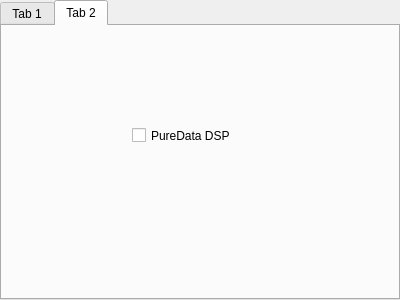
Old version of the form FEASKonsole/widget.ui in the repository luxil/FEASKonsole.
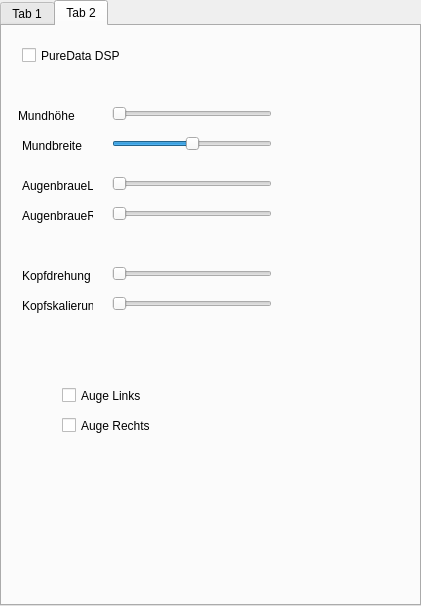
New version of the form.

What changed in the file:
```diff
--- a/FEASKonsole/widget.ui
+++ b/FEASKonsole/widget.ui
@@ -6,8 +6,8 @@
    <rect>
     <x>0</x>
     <y>0</y>
-    <width>400</width>
-    <height>300</height>
+    <width>421</width>
+    <height>606</height>
    </rect>
   </property>
   <property name="windowTitle">
@@ -41,8 +41,8 @@
    <widget class="QCheckBox" name="checkBox">
     <property name="geometry">
      <rect>
-      <x>130</x>
-      <y>100</y>
+      <x>20</x>
+      <y>20</y>
       <width>101</width>
       <height>19</height>
      </rect>
@@ -51,6 +51,194 @@
      <string>PureData DSP</string>
     </property>
    </widget>
+   <widget class="QSlider" name="MundHSlider">
+    <property name="geometry">
+     <rect>
+      <x>110</x>
+      <y>80</y>
+      <width>160</width>
+      <height>16</height>
+     </rect>
+    </property>
+    <property name="orientation">
+     <enum>Qt::Horizontal</enum>
+    </property>
+   </widget>
+   <widget class="QSlider" name="MundBlSlider">
+    <property name="geometry">
+     <rect>
+      <x>110</x>
+      <y>110</y>
+      <width>160</width>
+      <height>16</height>
+     </rect>
+    </property>
+    <property name="minimum">
+     <number>-700</number>
+    </property>
+    <property name="maximum">
+     <number>700</number>
+    </property>
+    <property name="orientation">
+     <enum>Qt::Horizontal</enum>
+    </property>
+   </widget>
+   <widget class="QSlider" name="AugenbraueLSlider">
+    <property name="geometry">
+     <rect>
+      <x>110</x>
+      <y>150</y>
+      <width>160</width>
+      <height>16</height>
+     </rect>
+    </property>
+    <property name="orientation">
+     <enum>Qt::Horizontal</enum>
+    </property>
+   </widget>
+   <widget class="QSlider" name="AugenbraueRSlider">
+    <property name="geometry">
+     <rect>
+      <x>110</x>
+      <y>180</y>
+      <width>160</width>
+      <height>16</height>
+     </rect>
+    </property>
+    <property name="orientation">
+     <enum>Qt::Horizontal</enum>
+    </property>
+   </widget>
+   <widget class="QSlider" name="KopfDrehungSlider">
+    <property name="geometry">
+     <rect>
+      <x>110</x>
+      <y>240</y>
+      <width>160</width>
+      <height>16</height>
+     </rect>
+    </property>
+    <property name="orientation">
+     <enum>Qt::Horizontal</enum>
+    </property>
+   </widget>
+   <widget class="QSlider" name="KopfskalierungSlider">
+    <property name="geometry">
+     <rect>
+      <x>110</x>
+      <y>270</y>
+      <width>160</width>
+      <height>16</height>
+     </rect>
+    </property>
+    <property name="orientation">
+     <enum>Qt::Horizontal</enum>
+    </property>
+   </widget>
+   <widget class="QCheckBox" name="AugeLcheckBox">
+    <property name="geometry">
+     <rect>
+      <x>60</x>
+      <y>360</y>
+      <width>81</width>
+      <height>19</height>
+     </rect>
+    </property>
+    <property name="text">
+     <string>Auge Links</string>
+    </property>
+   </widget>
+   <widget class="QCheckBox" name="AugeRcheckBox">
+    <property name="geometry">
+     <rect>
+      <x>60</x>
+      <y>390</y>
+      <width>91</width>
+      <height>19</height>
+     </rect>
+    </property>
+    <property name="text">
+     <string>Auge Rechts</string>
+    </property>
+   </widget>
+   <widget class="QLabel" name="label">
+    <property name="geometry">
+     <rect>
+      <x>16</x>
+      <y>80</y>
+      <width>71</width>
+      <height>20</height>
+     </rect>
+    </property>
+    <property name="text">
+     <string>Mundhöhe</string>
+    </property>
+   </widget>
+   <widget class="QLabel" name="label_2">
+    <property name="geometry">
+     <rect>
+      <x>20</x>
+      <y>110</y>
+      <width>71</width>
+      <height>20</height>
+     </rect>
+    </property>
+    <property name="text">
+     <string>Mundbreite</string>
+    </property>
+   </widget>
+   <widget class="QLabel" name="label_3">
+    <property name="geometry">
+     <rect>
+      <x>20</x>
+      <y>150</y>
+      <width>71</width>
+      <height>20</height>
+     </rect>
+    </property>
+    <property name="text">
+     <string>AugenbraueL</string>
+    </property>
+   </widget>
+   <widget class="QLabel" name="label_4">
+    <property name="geometry">
+     <rect>
+      <x>20</x>
+      <y>180</y>
+      <width>71</width>
+      <height>20</height>
+     </rect>
+    </property>
+    <property name="text">
+     <string>AugenbraueR</string>
+    </property>
+   </widget>
+   <widget class="QLabel" name="label_5">
+    <property name="geometry">
+     <rect>
+      <x>20</x>
+      <y>240</y>
+      <width>71</width>
+      <height>20</height>
+     </rect>
+    </property>
+    <property name="text">
+     <string>Kopfdrehung</string>
+    </property>
+   </widget>
+   <widget class="QLabel" name="label_6">
+    <property name="geometry">
+     <rect>
+      <x>20</x>
+      <y>270</y>
+      <width>71</width>
+      <height>20</height>
+     </rect>
+    </property>
+    <property name="text">
+     <string>Kopfskalierung</string>
+    </property>
+   </widget>
   </widget>
  </widget>
  <resources/>
```
